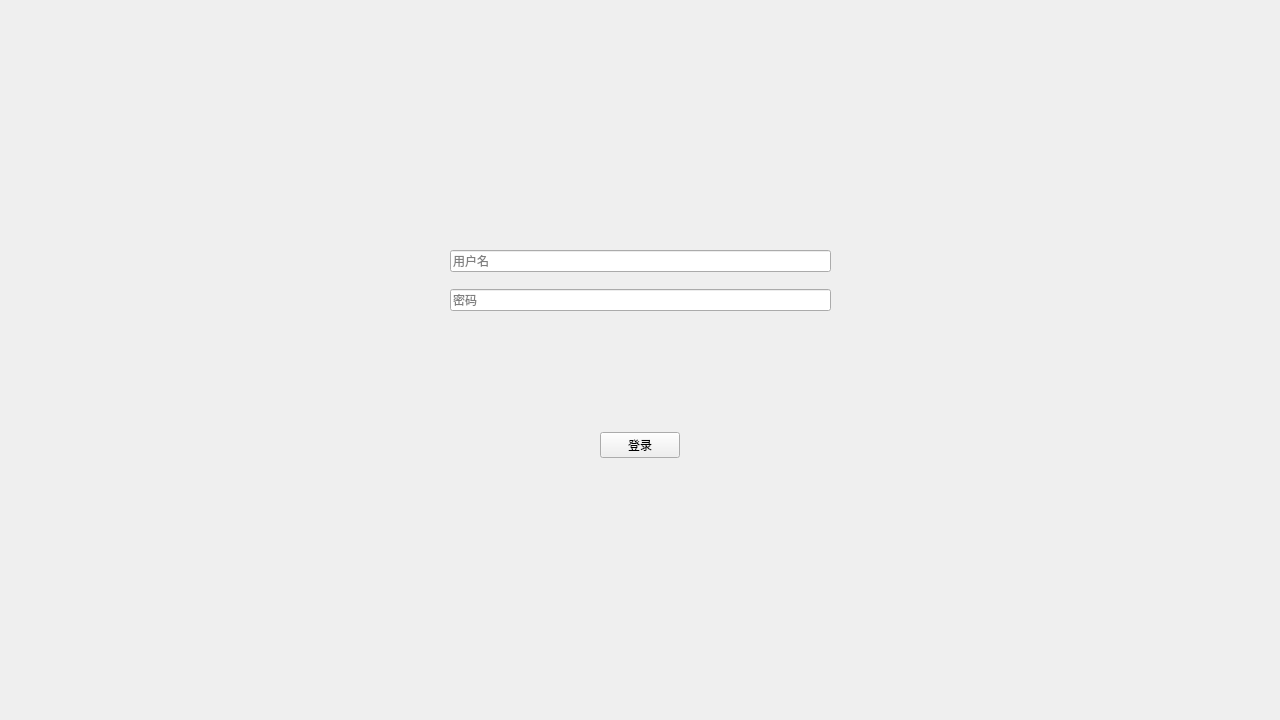
Old version of the form login.ui in the repository PM2496/DataBaseProject.
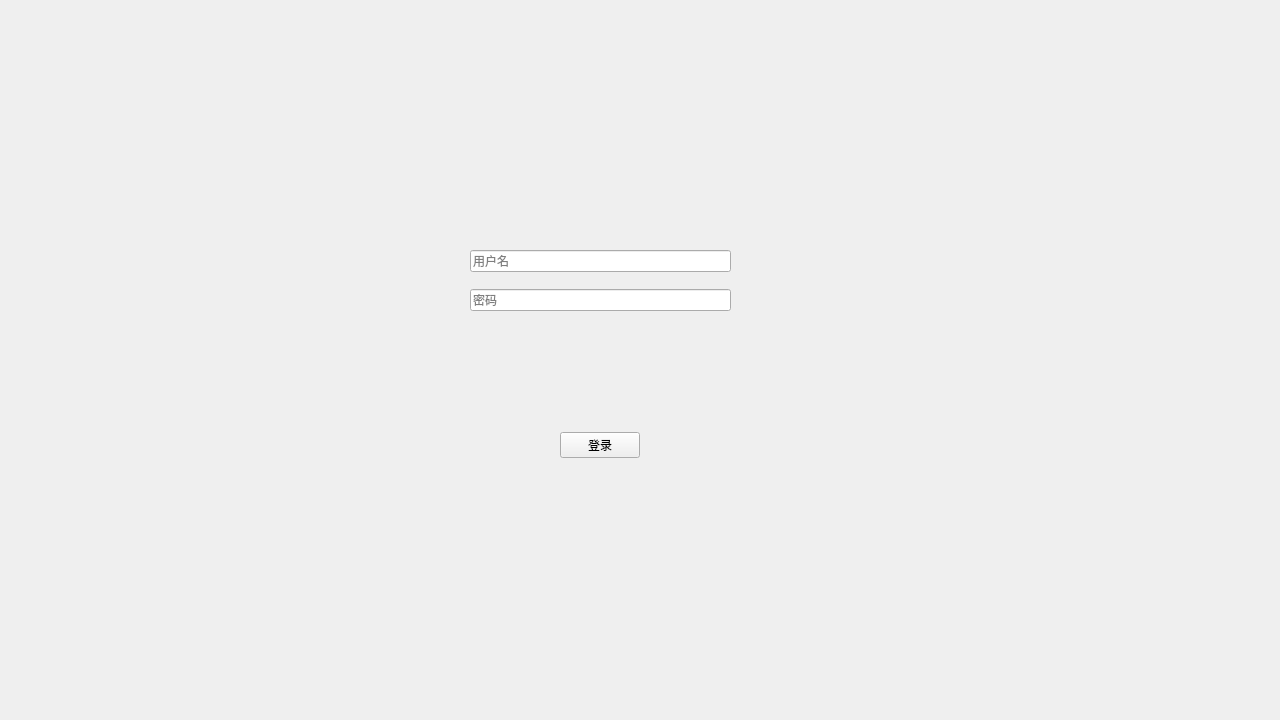
New version of the form.

Patch:
```diff
--- a/login.ui
+++ b/login.ui
@@ -31,9 +31,9 @@
   <widget class="QWidget" name="layoutWidget">
    <property name="geometry">
     <rect>
-     <x>450</x>
+     <x>470</x>
      <y>250</y>
-     <width>381</width>
+     <width>261</width>
      <height>208</height>
     </rect>
    </property>
```
